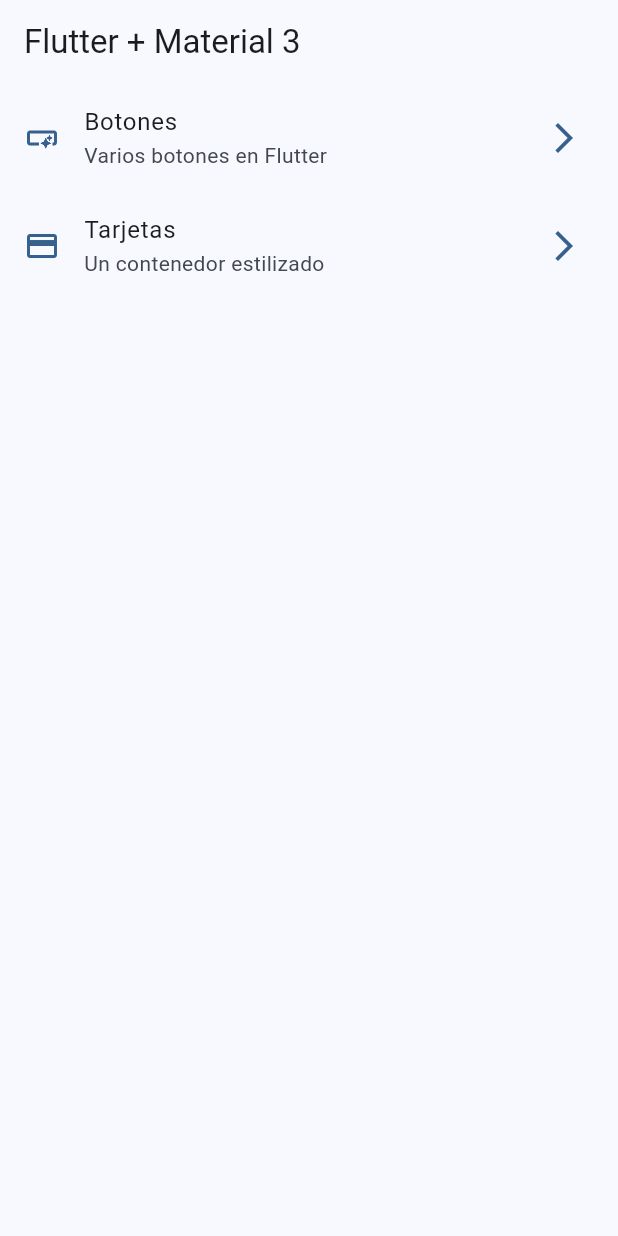
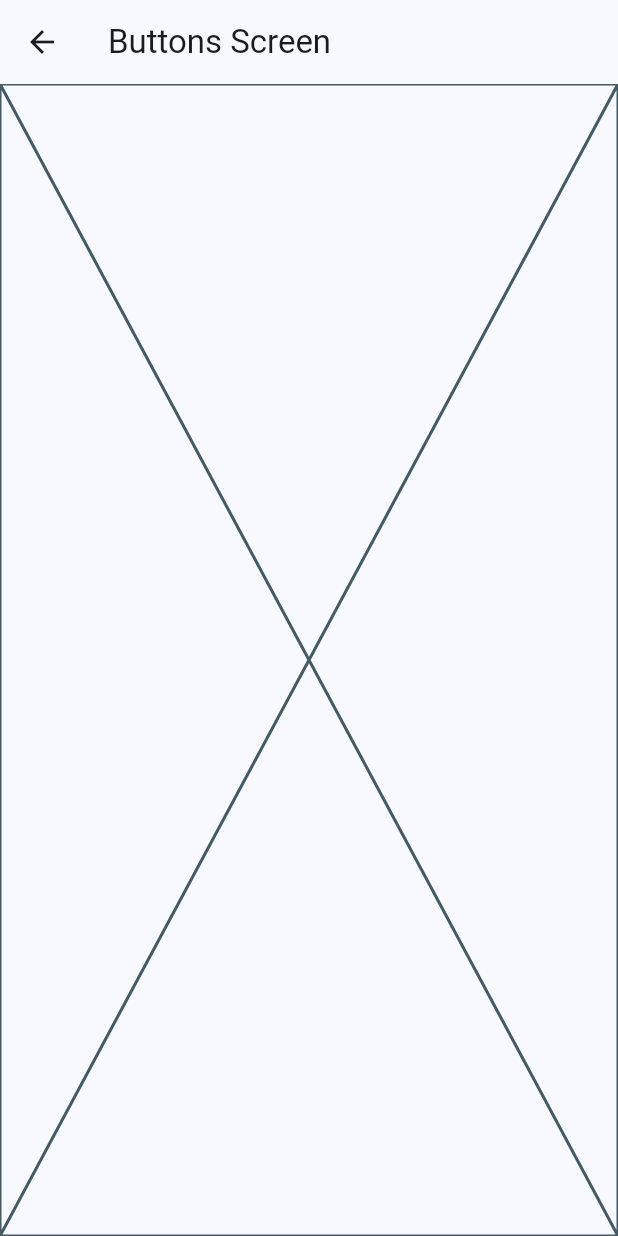
Before and after one commit to SebasVillaLo/My-proyects, a Flutter app: the screen it shows after launch, after a tap on "Botones", on a phone screen of 412 x 824 dp. Run offline on Flutter 3.47's test engine with Material 2 defaults, Android fonts, the phone set to English and light mode, and no system bars; our stand-ins replace animate_do, dio, video_player.

```diff
--- a/widgets_app/lib/config/menu/menu_items.dart
+++ b/widgets_app/lib/config/menu/menu_items.dart
@@ -24,7 +24,7 @@ const List<MenuItems> appMenuItems = [
   MenuItems(
     title: 'Tarjetas',
     subTitle: 'Un contenedor estilizado',
-    link: '/card',
+    link: '/cards',
     icon: Icons.credit_card,
   ),
 ];
--- a/widgets_app/lib/main.dart
+++ b/widgets_app/lib/main.dart
@@ -1,5 +1,7 @@
 import 'package:flutter/material.dart';
 import 'package:widgets_app/config/theme/app_theme.dart';
+import 'package:widgets_app/presentation/screens/buttons/buttons_screen.dart';
+import 'package:widgets_app/presentation/screens/cards/cards_screen.dart';
 import 'package:widgets_app/presentation/screens/home/home_screen.dart';
 
 void main() {
@@ -15,6 +17,10 @@ class MainApp extends StatelessWidget {
       debugShowCheckedModeBanner: false,
       theme: AppTheme(selectedColor: 0).getTheme(),
       home: const HomeScreen(),
+      routes: {
+        '/buttons': (context) => const ButtonsScreen(),
+        '/cards': (context) => const CardsScreen(),
+      },
     );
   }
 }
--- /dev/null
+++ b/widgets_app/lib/presentation/screens/buttons/buttons_screen.dart
@@ -0,0 +1,15 @@
+import 'package:flutter/material.dart';
+
+class ButtonsScreen extends StatelessWidget {
+  const ButtonsScreen({super.key});
+
+  @override
+  Widget build(BuildContext context) {
+    return Scaffold(
+      appBar: AppBar(
+        title: const Text('Buttons Screen'),
+      ),
+      body: const Placeholder(),
+    );
+  }
+}
--- a/widgets_app/lib/presentation/screens/home/home_screen.dart
+++ b/widgets_app/lib/presentation/screens/home/home_screen.dart
@@ -1,5 +1,6 @@
 import 'package:flutter/material.dart';
 import 'package:widgets_app/config/menu/menu_items.dart';
+import 'package:widgets_app/presentation/screens/buttons/buttons_screen.dart';
 
 class HomeScreen extends StatelessWidget {
   const HomeScreen({super.key});
@@ -54,7 +55,13 @@ class _CustomListTitle extends StatelessWidget {
       title: Text(menuItem.title),
       subtitle: Text(menuItem.subTitle),
       onTap: () {
-        //TODO: navegar a otras pantallas
+        // Navigator.of(context).push(
+        //   MaterialPageRoute(
+        //     builder: (context) => const ButtonsScreen(),
+        //   ),
+        // );
+
+        Navigator.pushNamed(context, menuItem.link);
       },
     );
   }
```
Also changed, not shown: widgets_app/lib/presentation/screens/cards/cards_screen.dart (added, +15 -0 lines).
